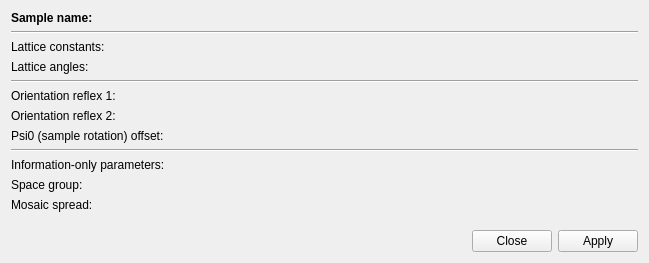
First picture: the form in lib/nicos/clients/gui/panels/setup_tassample.ui, repository mlz-ictrl/nicos, before the edit.
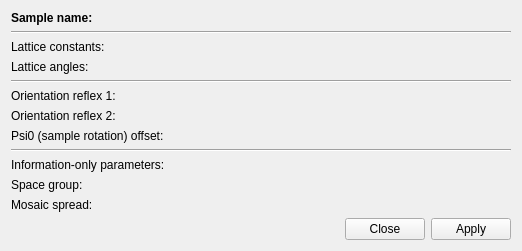
Second picture: the form after the edit. Custom widgets are drawn as their Qt base class.

Commit message:
gui setup panels: give the panels a sane sizeHint()
The size hint is what the PanelDialog will use as the size of the dialog, when you
click on the "..." buttons in the expinfo panel.

```diff
--- a/lib/nicos/clients/gui/panels/setup_tassample.ui
+++ b/lib/nicos/clients/gui/panels/setup_tassample.ui
@@ -6,8 +6,8 @@
    <rect>
     <x>0</x>
     <y>0</y>
-    <width>639</width>
-    <height>263</height>
+    <width>508</width>
+    <height>242</height>
    </rect>
   </property>
   <property name="windowTitle">
@@ -195,8 +195,8 @@
      </property>
      <property name="sizeHint" stdset="0">
       <size>
-       <width>627</width>
-       <height>262</height>
+       <width>500</width>
+       <height>20</height>
       </size>
      </property>
     </spacer>
```
The commit also changes 3 other files.
